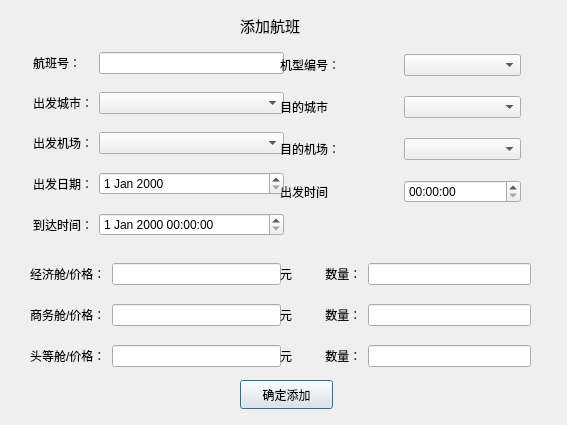
jerryzhu1229/AirTicketBookingSystem, file addflightdialog.ui: the form before one commit.
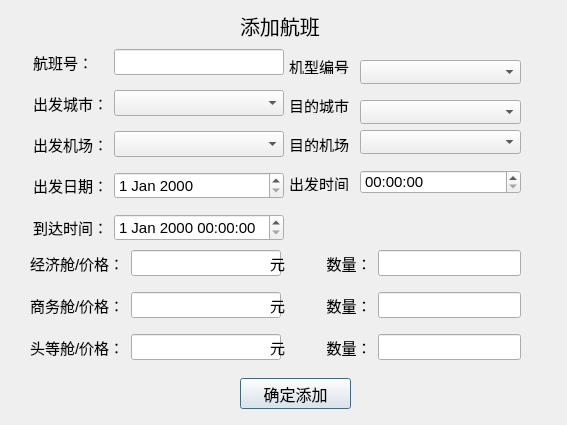
The form after the commit.

```diff
--- a/addflightdialog.ui
+++ b/addflightdialog.ui
@@ -10,6 +10,11 @@
     <height>425</height>
    </rect>
   </property>
+  <property name="font">
+   <font>
+    <pointsize>11</pointsize>
+   </font>
+  </property>
   <property name="windowTitle">
    <string>Dialog</string>
   </property>
@@ -25,6 +30,11 @@
    <layout class="QGridLayout" name="gridLayout">
     <item row="0" column="0">
      <widget class="QLabel" name="label">
+      <property name="font">
+       <font>
+        <pointsize>11</pointsize>
+       </font>
+      </property>
       <property name="text">
        <string>航班号：</string>
       </property>
@@ -84,54 +94,104 @@
      <height>181</height>
     </rect>
    </property>
-   <layout class="QGridLayout" name="gridLayout_2">
-    <item row="0" column="0">
      <widget class="QLabel" name="label_7">
+    <property name="geometry">
+     <rect>
+      <x>9</x>
+      <y>18</y>
+      <width>60</width>
+      <height>16</height>
+     </rect>
+    </property>
       <property name="text">
        <string>机型编号：</string>
       </property>
      </widget>
-    </item>
-    <item row="1" column="0">
      <widget class="QLabel" name="label_6">
+    <property name="geometry">
+     <rect>
+      <x>9</x>
+      <y>57</y>
+      <width>71</width>
+      <height>16</height>
+     </rect>
+    </property>
       <property name="text">
        <string>目的城市</string>
       </property>
      </widget>
-    </item>
-    <item row="2" column="0">
      <widget class="QLabel" name="label_8">
+    <property name="geometry">
+     <rect>
+      <x>9</x>
+      <y>96</y>
+      <width>60</width>
+      <height>16</height>
+     </rect>
+    </property>
       <property name="text">
        <string>目的机场：</string>
       </property>
      </widget>
-    </item>
-    <item row="3" column="0">
      <widget class="QLabel" name="label_9">
+    <property name="geometry">
+     <rect>
+      <x>9</x>
+      <y>135</y>
+      <width>71</width>
+      <height>16</height>
+     </rect>
+    </property>
       <property name="text">
        <string>出发时间</string>
       </property>
      </widget>
-    </item>
-    <item row="0" column="1">
-     <widget class="QComboBox" name="comboBox"/>
-    </item>
-    <item row="3" column="1">
-     <widget class="QTimeEdit" name="start_time_timeEdit"/>
-    </item>
-    <item row="1" column="1">
-     <widget class="QComboBox" name="to_city_comboBox"/>
-    </item>
-    <item row="2" column="1">
-     <widget class="QComboBox" name="to_port_comboBox"/>
-    </item>
-   </layout>
+   <widget class="QComboBox" name="comboBox">
+    <property name="geometry">
+     <rect>
+      <x>80</x>
+      <y>20</y>
+      <width>161</width>
+      <height>24</height>
+     </rect>
+    </property>
+   </widget>
+   <widget class="QComboBox" name="to_city_comboBox">
+    <property name="geometry">
+     <rect>
+      <x>80</x>
+      <y>60</y>
+      <width>161</width>
+      <height>24</height>
+     </rect>
+    </property>
+   </widget>
+   <widget class="QComboBox" name="to_port_comboBox">
+    <property name="geometry">
+     <rect>
+      <x>80</x>
+      <y>90</y>
+      <width>161</width>
+      <height>24</height>
+     </rect>
+    </property>
+   </widget>
+   <widget class="QTimeEdit" name="start_time_timeEdit">
+    <property name="geometry">
+     <rect>
+      <x>80</x>
+      <y>130</y>
+      <width>161</width>
+      <height>24</height>
+     </rect>
+    </property>
+   </widget>
   </widget>
   <widget class="QWidget" name="widget_3" native="true">
    <property name="geometry">
     <rect>
      <x>30</x>
-     <y>250</y>
+     <y>240</y>
      <width>251</width>
      <height>131</height>
     </rect>
@@ -172,8 +232,8 @@
   <widget class="QWidget" name="widget_4" native="true">
    <property name="geometry">
     <rect>
-     <x>280</x>
-     <y>250</y>
+     <x>270</x>
+     <y>240</y>
      <width>251</width>
      <height>131</height>
     </rect>
@@ -184,6 +244,9 @@
       <property name="text">
        <string>元          数量：</string>
       </property>
+      <property name="alignment">
+       <set>Qt::AlignJustify|Qt::AlignVCenter</set>
+      </property>
      </widget>
     </item>
     <item row="0" column="1">
@@ -222,7 +285,7 @@
    </property>
    <property name="font">
     <font>
-     <pointsize>11</pointsize>
+     <pointsize>15</pointsize>
     </font>
    </property>
    <property name="text">
@@ -233,11 +296,16 @@
    <property name="geometry">
     <rect>
      <x>240</x>
-     <y>380</y>
-     <width>93</width>
-     <height>29</height>
+     <y>378</y>
+     <width>111</width>
+     <height>31</height>
     </rect>
    </property>
+   <property name="font">
+    <font>
+     <pointsize>12</pointsize>
+    </font>
+   </property>
    <property name="text">
     <string>确定添加</string>
    </property>
```
Lines whose indentation alone changed are shown as unchanged.
